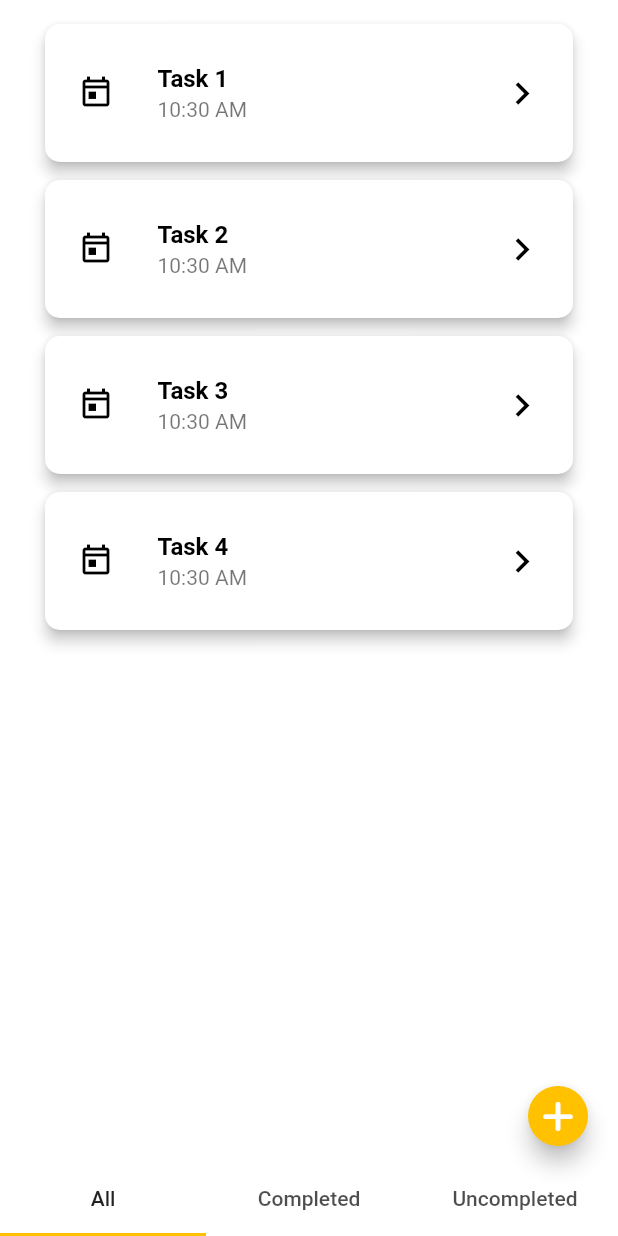
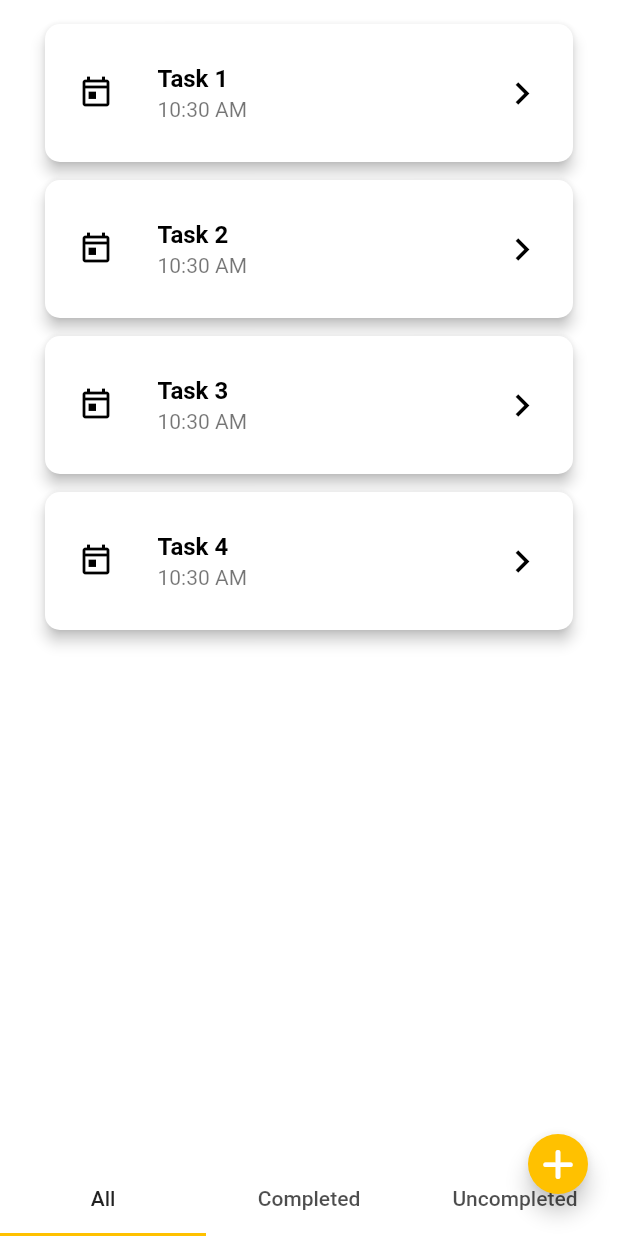
Before and after one commit to dave0927/todo_app_flutter, a Flutter app: the TaskList screen opened directly, on a phone screen of 412 x 824 dp. Run offline on Flutter 3.47's test engine with Material 2 defaults, Android fonts, the phone set to English and light mode, and no system bars; our stand-ins replace firebase_auth, firebase_core, flutter_svg, font_awesome_flutter, google_fonts, google_sign_in and 1 more; accounts and stored records are empty.

Commit message:
fix: no need to add padding to the add task FAB

```diff
--- a/lib/widgets/add_item.dart
+++ b/lib/widgets/add_item.dart
@@ -8,9 +8,7 @@ class AddItem extends StatelessWidget {
 
   @override
   Widget build(BuildContext context) {
-    return Container(
-      padding: const EdgeInsets.only(bottom: 40.0),
-      child: FloatingActionButton.small(
+    return FloatingActionButton.small(
       child: const FaIcon(
         FontAwesomeIcons.plus,
         color: Colors.white,
@@ -18,7 +16,6 @@ class AddItem extends StatelessWidget {
       onPressed: () {
         // TODO: add task callback
       },
-      ),
     );
   }
 }
```
Lines whose indentation alone changed are shown as unchanged.
